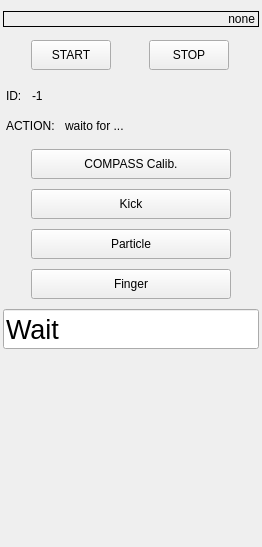
Before: the Qt Designer form basestation/musashi_rqt_player_controller/resource/player_controller.ui in tominagalab-apps/musashi-ros2-humble, drawn with Qt 5.
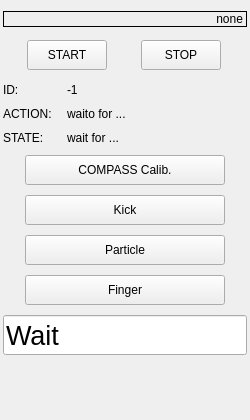
After: the same form once the commit is applied.

```diff
--- a/basestation/musashi_rqt_player_controller/resource/player_controller.ui
+++ b/basestation/musashi_rqt_player_controller/resource/player_controller.ui
@@ -6,8 +6,8 @@
    <rect>
     <x>0</x>
     <y>0</y>
-    <width>262</width>
-    <height>547</height>
+    <width>250</width>
+    <height>420</height>
    </rect>
   </property>
   <property name="sizePolicy">
@@ -94,86 +94,51 @@
     </layout>
    </item>
    <item>
-    <layout class="QVBoxLayout" name="verticalLayout_2">
-     <property name="leftMargin">
-      <number>3</number>
+    <layout class="QFormLayout" name="formLayout">
+     <property name="horizontalSpacing">
+      <number>15</number>
      </property>
-     <property name="topMargin">
-      <number>3</number>
-     </property>
-     <property name="rightMargin">
-      <number>3</number>
-     </property>
-     <property name="bottomMargin">
-      <number>3</number>
-     </property>
-     <item>
-      <layout class="QHBoxLayout" name="horizontalLayout_2">
-       <property name="spacing">
-        <number>10</number>
-       </property>
-       <item>
+     <item row="0" column="0">
         <widget class="QLabel" name="label">
          <property name="text">
           <string>ID:</string>
          </property>
         </widget>
        </item>
-       <item>
+     <item row="0" column="1">
         <widget class="QLabel" name="lblID">
          <property name="text">
           <string>-1</string>
          </property>
         </widget>
        </item>
-       <item>
-        <spacer name="horizontalSpacer">
-         <property name="orientation">
-          <enum>Qt::Horizontal</enum>
-         </property>
-         <property name="sizeHint" stdset="0">
-          <size>
-           <width>40</width>
-           <height>20</height>
-          </size>
-         </property>
-        </spacer>
-       </item>
-      </layout>
-     </item>
-     <item>
-      <layout class="QHBoxLayout" name="horizontalLayout_3">
-       <property name="spacing">
-        <number>10</number>
-       </property>
-       <item>
+     <item row="1" column="0">
         <widget class="QLabel" name="label_2">
          <property name="text">
           <string>ACTION:</string>
          </property>
         </widget>
        </item>
-       <item>
+     <item row="1" column="1">
         <widget class="QLabel" name="lblAction">
          <property name="text">
           <string>waito for ...</string>
          </property>
         </widget>
        </item>
-       <item>
-        <spacer name="horizontalSpacer_2">
-         <property name="orientation">
-          <enum>Qt::Horizontal</enum>
-         </property>
-         <property name="sizeHint" stdset="0">
-          <size>
-           <width>40</width>
-           <height>20</height>
-          </size>
-         </property>
-        </spacer>
-       </item>
-      </layout>
+     <item row="2" column="0">
+      <widget class="QLabel" name="label_3">
+       <property name="text">
+        <string>STATE:</string>
+       </property>
+      </widget>
+     </item>
+     <item row="2" column="1">
+      <widget class="QLabel" name="lblState">
+       <property name="text">
+        <string>wait for ...</string>
+       </property>
+      </widget>
      </item>
     </layout>
    </item>
```
Lines whose indentation alone changed are shown as unchanged.
